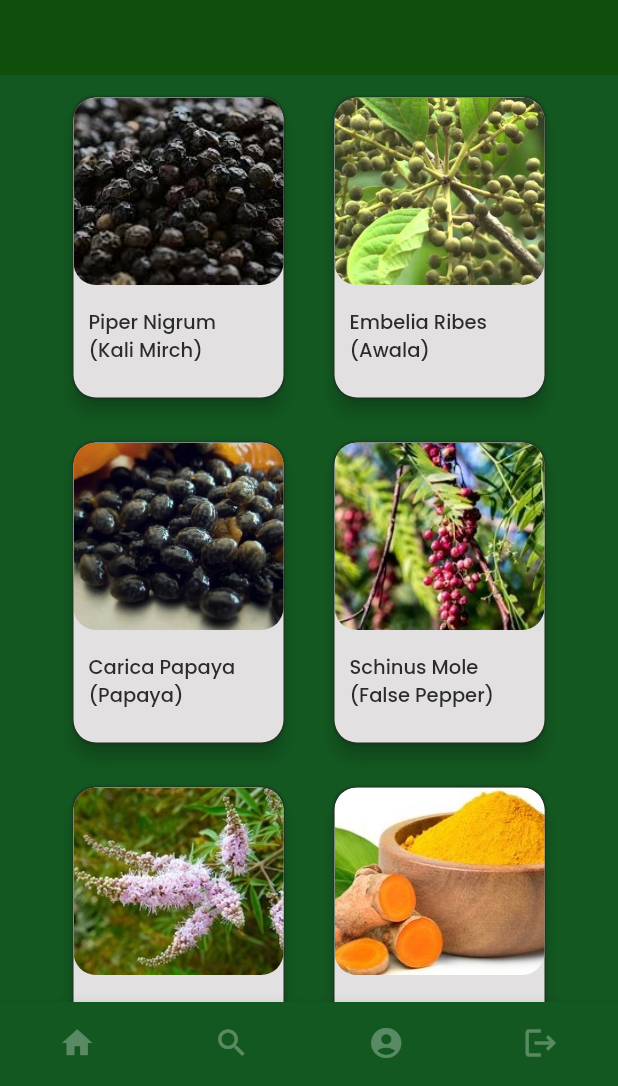
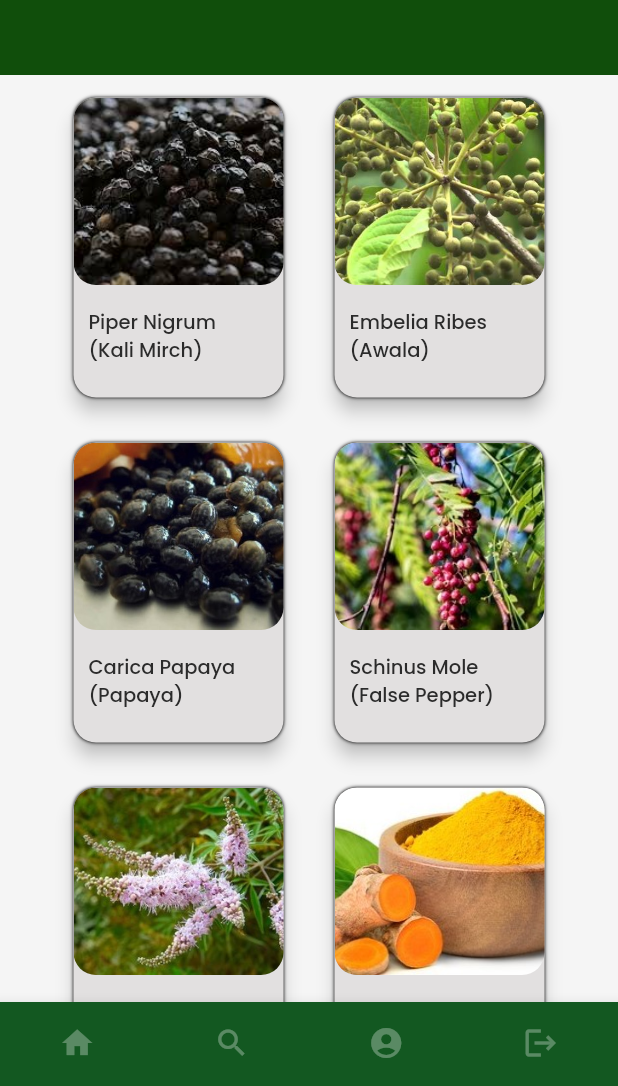
Before and after one commit to raghavsood935/Q-Check, a Flutter app: the SpicesMenu screen opened directly, on a phone screen of 412 x 824 dp, the part 150-1236 px from its top. Run offline on Flutter 3.47's test engine with Material 2 defaults, Android fonts, the phone set to English and light mode, and no system bars; our stand-ins replace cloud_firestore, firebase_auth, firebase_core, fluttertoast, get, google_fonts and 2 more; missing offline and left inert: tflite; accounts and stored records are empty.

Commit message:
Few Changes

```diff
--- a/lib/Screens/spices/spices.dart
+++ b/lib/Screens/spices/spices.dart
@@ -81,7 +81,7 @@ class _SpicesMenuState extends State<SpicesMenu> {
               icon: Icon(Icons.logout), label: 'Logout'),
         ],
       ),
-      backgroundColor: Color(0xFF135821),
+      backgroundColor: Color(0xFFF5F5F5),
       body: Column(
         mainAxisSize: MainAxisSize.max,
         mainAxisAlignment: MainAxisAlignment.start,
```
